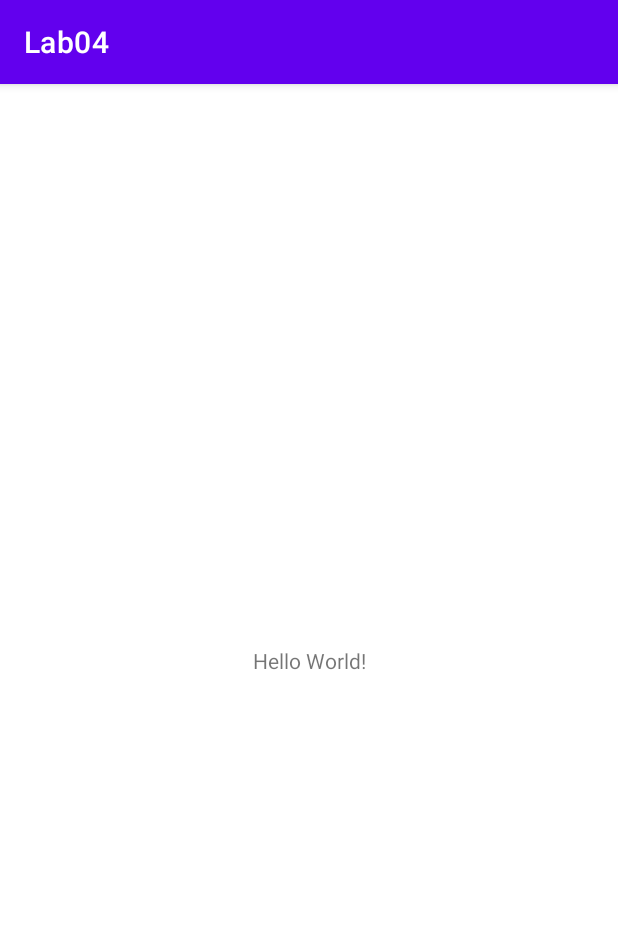
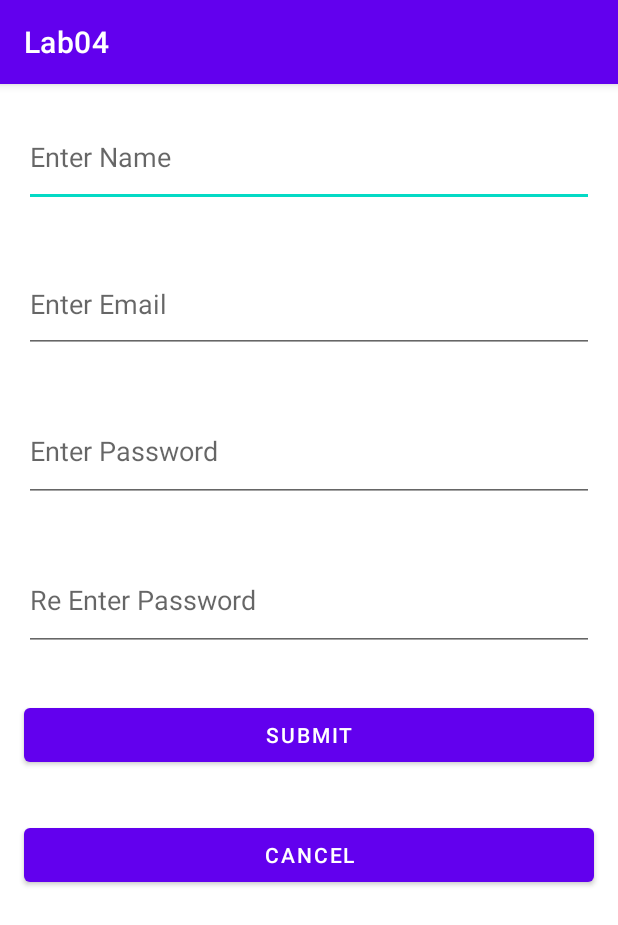
Before and after one commit to IT21377594/MADTutorial04, an Android app: the screen it shows after launch (MainActivity), on a phone screen of 412 x 824 dp. Shown: the top 925 px of the screen. Run offline under Robolectric (Android 15) with nearby library versions, the phone set to English and light mode, and no system bars.

Commit message:
Designed the Login Form

```diff
--- a/app/src/main/res/layout/activity_main.xml
+++ b/app/src/main/res/layout/activity_main.xml
@@ -1,18 +1,83 @@
 <?xml version="1.0" encoding="utf-8"?>
-<androidx.constraintlayout.widget.ConstraintLayout xmlns:android="http://schemas.android.com/apk/res/android"
+<LinearLayout xmlns:android="http://schemas.android.com/apk/res/android"
     xmlns:app="http://schemas.android.com/apk/res-auto"
     xmlns:tools="http://schemas.android.com/tools"
     android:layout_width="match_parent"
     android:layout_height="match_parent"
+    android:orientation="vertical"
     tools:context=".MainActivity">
 
-    <TextView
-        android:layout_width="wrap_content"
+    <EditText
+        android:id="@+id/edtName"
+        android:layout_width="match_parent"
+        android:layout_height="66dp"
+        android:layout_marginLeft="16dp"
+        android:layout_marginTop="16dp"
+        android:layout_marginRight="16dp"
+        android:layout_marginBottom="16dp"
+        android:height="48dp"
+        android:ems="10"
+        android:hint="Enter Name"
+        android:inputType="textPersonName" />
+
+    <EditText
+        android:id="@+id/edtEmail"
+        android:layout_width="match_parent"
+        android:layout_height="65dp"
+        android:layout_marginLeft="16dp"
+        android:layout_marginTop="16dp"
+        android:layout_marginRight="16dp"
+        android:layout_marginBottom="16dp"
+        android:height="48dp"
+        android:ems="10"
+        android:hint="Enter Email"
+        android:inputType="textPersonName" />
+
+    <EditText
+        android:id="@+id/edtPassword"
+        android:layout_width="match_parent"
+        android:layout_height="67dp"
+        android:layout_marginLeft="16dp"
+        android:layout_marginTop="16dp"
+        android:layout_marginRight="16dp"
+        android:layout_marginBottom="16dp"
+        android:height="48dp"
+        android:ems="10"
+        android:hint="Enter Password"
+        android:inputType="textPersonName" />
+
+    <EditText
+        android:id="@+id/edtReTypePassword"
+        android:layout_width="match_parent"
+        android:layout_height="67dp"
+        android:layout_marginLeft="16dp"
+        android:layout_marginTop="16dp"
+        android:layout_marginRight="16dp"
+        android:layout_marginBottom="16dp"
+        android:height="48dp"
+        android:ems="10"
+        android:hint="Re Enter Password"
+        android:inputType="textPersonName" />
+
+    <Button
+        android:id="@+id/button"
+        android:layout_width="match_parent"
         android:layout_height="wrap_content"
-        android:text="Hello World!"
-        app:layout_constraintBottom_toBottomOf="parent"
-        app:layout_constraintEnd_toEndOf="parent"
-        app:layout_constraintStart_toStartOf="parent"
-        app:layout_constraintTop_toTopOf="parent" />
+        android:layout_marginLeft="16dp"
+        android:layout_marginTop="16dp"
+        android:layout_marginRight="16dp"
+        android:layout_marginBottom="16dp"
+        android:height="48dp"
+        android:text="@string/btnSubmit" />
 
-</androidx.constraintlayout.widget.ConstraintLayout>
+    <Button
+        android:id="@+id/button2"
+        android:layout_width="match_parent"
+        android:layout_height="wrap_content"
+        android:layout_marginLeft="16dp"
+        android:layout_marginTop="16dp"
+        android:layout_marginRight="16dp"
+        android:layout_marginBottom="16dp"
+        android:height="48dp"
+        android:text="@string/btnCancel" />
+</LinearLayout>
--- a/app/src/main/res/values/strings.xml
+++ b/app/src/main/res/values/strings.xml
@@ -1,3 +1,5 @@
 <resources>
     <string name="app_name">Lab04</string>
+    <string name="btnSubmit">Submit</string>
+    <string name="btnCancel">Cancel</string>
 </resources>
```
